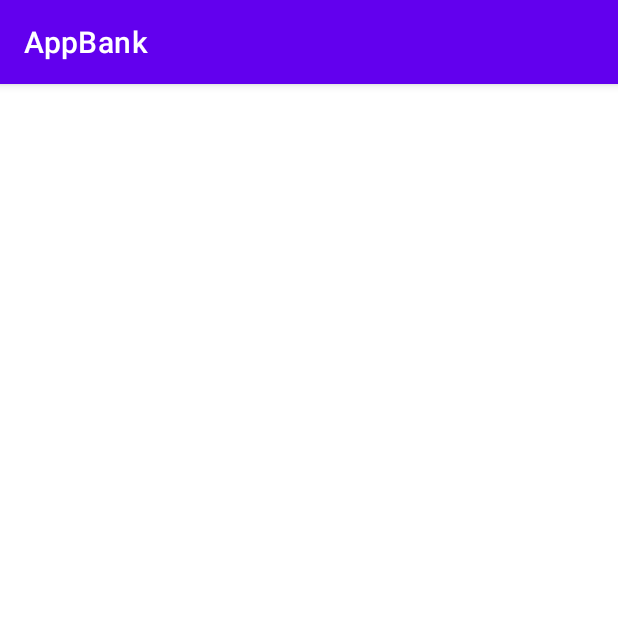
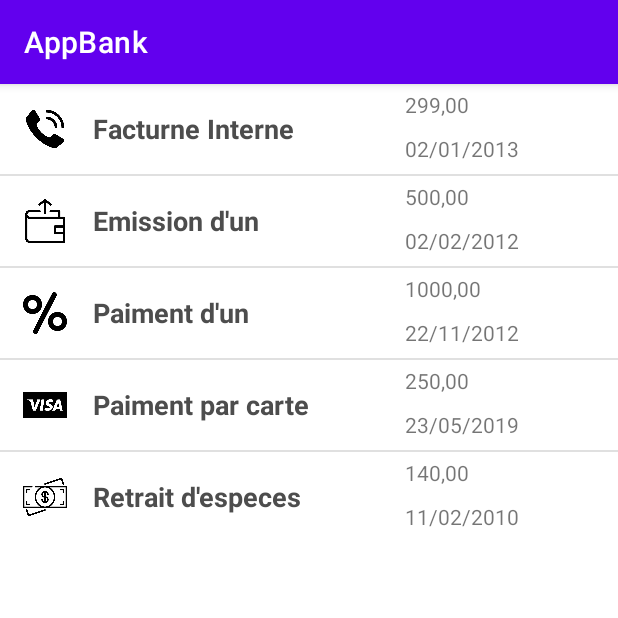
Before and after one commit to SafiMehdi/Cloud-Bank, an Android app: the screen it shows after launch (ListView before the commit, ListsView after it), after a tap on "LOGIN", on a phone screen of 412 x 824 dp, the top half of it. Run offline under Robolectric (Android 15) with nearby library versions, the light colour scheme and no system bars.

Commit message:
TP 3 : add list view

```diff
--- a/app/src/main/AndroidManifest.xml
+++ b/app/src/main/AndroidManifest.xml
@@ -23,9 +23,7 @@
                 android:name="android.app.lib_name"
                 android:value="" />
         </activity>
-        <activity android:name=".ListView">
-
-        </activity>
+        <activity android:name=".ListsView"></activity>
     </application>
 
 </manifest>
--- a/app/src/main/java/com/example/appbank/ListView.java
+++ /dev/null
@@ -1,14 +0,0 @@
-package com.example.appbank;
-
-import android.os.Bundle;
-
-import androidx.appcompat.app.AppCompatActivity;
-
-public class ListView extends AppCompatActivity {
-
-    @Override
-    protected void onCreate(Bundle savedInstanceState) {
-        super.onCreate(savedInstanceState);
-        setContentView(R.layout.activity_listview);
-    }
-}
--- /dev/null
+++ b/app/src/main/java/com/example/appbank/ListsView.java
@@ -0,0 +1,43 @@
+package com.example.appbank;
+
+import androidx.appcompat.app.AppCompatActivity;
+import android.os.Bundle;
+import android.widget.ListView;
+
+public class ListsView extends AppCompatActivity {
+    ListView list;
+
+    String[] maintitle ={
+            "Facturne Interne","Emission d'un",
+            "Paiment d'un","Paiment par carte",
+            "Retrait d'especes",
+    };
+
+    String[] money ={
+            "299,00","500,00",
+            "1000,00","250,00",
+            "140,00",
+    };
+
+    String[] date ={
+            "02/01/2013", "02/02/2012",
+            "22/11/2012", "23/05/2019",
+            "11/02/2010",
+    };
+
+    Integer[] imgid={
+            R.drawable.telephone_call,R.drawable.send,
+            R.drawable.percent,R.drawable.visa,
+            R.drawable.cash,
+    };
+    @Override
+    protected void onCreate(Bundle savedInstanceState) {
+        super.onCreate(savedInstanceState);
+        setContentView(R.layout.activity_listview);
+
+        MyListAdapter adapter=new MyListAdapter(this, maintitle, money, date, imgid);
+        list=(ListView)findViewById(R.id.list);
+        list.setAdapter(adapter);
+
+    }
+}
--- a/app/src/main/java/com/example/appbank/MainActivity.java
+++ b/app/src/main/java/com/example/appbank/MainActivity.java
@@ -17,7 +17,7 @@
         Button loginButton =(Button)findViewById(R.id.loginButton);
         loginButton.setOnClickListener(new View.OnClickListener() {
             public void onClick(View v) {
-                Intent activityChangeIntent = new Intent(MainActivity.this, ListView.class);
+                Intent activityChangeIntent = new Intent(MainActivity.this, ListsView.class);
                 MainActivity.this.startActivity(activityChangeIntent);
             }
         });
--- /dev/null
+++ b/app/src/main/java/com/example/appbank/MyListAdapter.java
@@ -0,0 +1,49 @@
+package com.example.appbank;
+
+import android.app.Activity;
+
+import android.view.LayoutInflater;
+import android.view.View;
+import android.view.ViewGroup;
+import android.widget.ArrayAdapter;
+import android.widget.ImageView;
+import android.widget.TextView;
+
+public class MyListAdapter extends ArrayAdapter<String> {
+
+    private final Activity context;
+    private final String[] maintitle;
+    private final String[] moneyText;
+    private final String[] dateText;
+    private final Integer[] imgid;
+
+    public MyListAdapter(Activity context, String[] maintitle,String[] moneyText,String[] dateText, Integer[] imgid) {
+        super(context, R.layout.activity_listcomp, maintitle);
+        // TODO Auto-generated constructor stub
+
+        this.context=context;
+        this.maintitle=maintitle;
+        this.moneyText=moneyText;
+        this.dateText=dateText;
+        this.imgid=imgid;
+
+    }
+
+    public View getView(int position,View view,ViewGroup parent) {
+        LayoutInflater inflater=context.getLayoutInflater();
+        View rowView=inflater.inflate(R.layout.activity_listcomp, null,true);
+
+        TextView titleText = (TextView) rowView.findViewById(R.id.title);
+        ImageView imageView = (ImageView) rowView.findViewById(R.id.icon);
+        TextView money = (TextView) rowView.findViewById(R.id.moneyText);
+        TextView date = (TextView) rowView.findViewById(R.id.dateText);
+
+        titleText.setText(maintitle[position]);
+        imageView.setImageResource(imgid[position]);
+        money.setText(moneyText[position]);
+        date.setText(dateText[position]);
+
+        return rowView;
+
+    };
+}
--- /dev/null
+++ b/app/src/main/res/layout/activity_listcomp.xml
@@ -0,0 +1,56 @@
+<?xml version="1.0" encoding="utf-8"?>
+<LinearLayout xmlns:android="http://schemas.android.com/apk/res/android"
+    android:layout_width="match_parent"
+    android:layout_height="match_parent"
+    android:orientation="horizontal"
+    android:layout_margin="10dp">
+
+    <ImageView
+        android:id="@+id/icon"
+        android:layout_width="60dp"
+        android:layout_height="60dp"
+        android:padding="15dp" />
+
+    <LinearLayout android:layout_width="wrap_content"
+        android:layout_height="wrap_content"
+        android:orientation="vertical">
+
+        <TextView
+            android:id="@+id/title"
+            android:layout_width="wrap_content"
+            android:layout_height="wrap_content"
+            android:text="Medium Text"
+            android:textStyle="bold"
+            android:textAppearance="?android:attr/textAppearanceMedium"
+            android:layout_marginTop="15dp"
+            android:padding="2dp"
+            android:textColor="#4d4d4d" />
+
+        <LinearLayout
+            android:layout_width="wrap_content"
+            android:layout_height="wrap_content"
+            android:orientation="vertical"
+            android:layout_marginStart="200dp"
+            android:layout_marginTop="-40dp">
+
+            <TextView
+                android:id="@+id/moneyText"
+                android:layout_width="wrap_content"
+                android:layout_height="wrap_content"
+                android:text="TextView"
+                android:layout_marginStart="10dp"
+                android:layout_marginBottom="10dp" />
+
+            <TextView
+                android:id="@+id/dateText"
+                android:layout_width="wrap_content"
+                android:layout_height="wrap_content"
+                android:text="TextView"
+                android:layout_marginStart="10dp"/>
+
+        </LinearLayout>
+
+
+    </LinearLayout>
+
+</LinearLayout>
--- a/app/src/main/res/layout/activity_listview.xml
+++ b/app/src/main/res/layout/activity_listview.xml
@@ -1,6 +1,15 @@
 <?xml version="1.0" encoding="utf-8"?>
-<androidx.constraintlayout.widget.ConstraintLayout xmlns:android="http://schemas.android.com/apk/res/android"
+<RelativeLayout xmlns:android="http://schemas.android.com/apk/res/android"
+    xmlns:tools="http://schemas.android.com/tools"
     android:layout_width="match_parent"
+    tools:context="com.example.appbank.ListsView"
     android:layout_height="match_parent">
 
-</androidx.constraintlayout.widget.ConstraintLayout>
+    <ListView
+        android:id="@+id/list"
+        android:layout_width="match_parent"
+        android:layout_height="wrap_content"
+        android:layout_marginBottom="50dp">
+    </ListView>
+
+</RelativeLayout>
--- a/app/src/main/res/layout/activity_main.xml
+++ b/app/src/main/res/layout/activity_main.xml
@@ -56,7 +56,7 @@
         android:id="@+id/loginButton"
         android:layout_width="wrap_content"
         android:layout_height="wrap_content"
-        android:text="LOGIN"
+        android:text="@string/login"
         android:backgroundTint="#8DBDFF"
         android:layout_marginTop="320dp"
         android:layout_marginStart="140dp"/>
```
Also changed, not shown: app/src/main/res/drawable-mdpi/cash.png (added), app/src/main/res/drawable-mdpi/percent.png (added), app/src/main/res/drawable-mdpi/send.png (added), app/src/main/res/drawable-mdpi/telephone_call.png (added), app/src/main/res/drawable-mdpi/visa.png (added).
